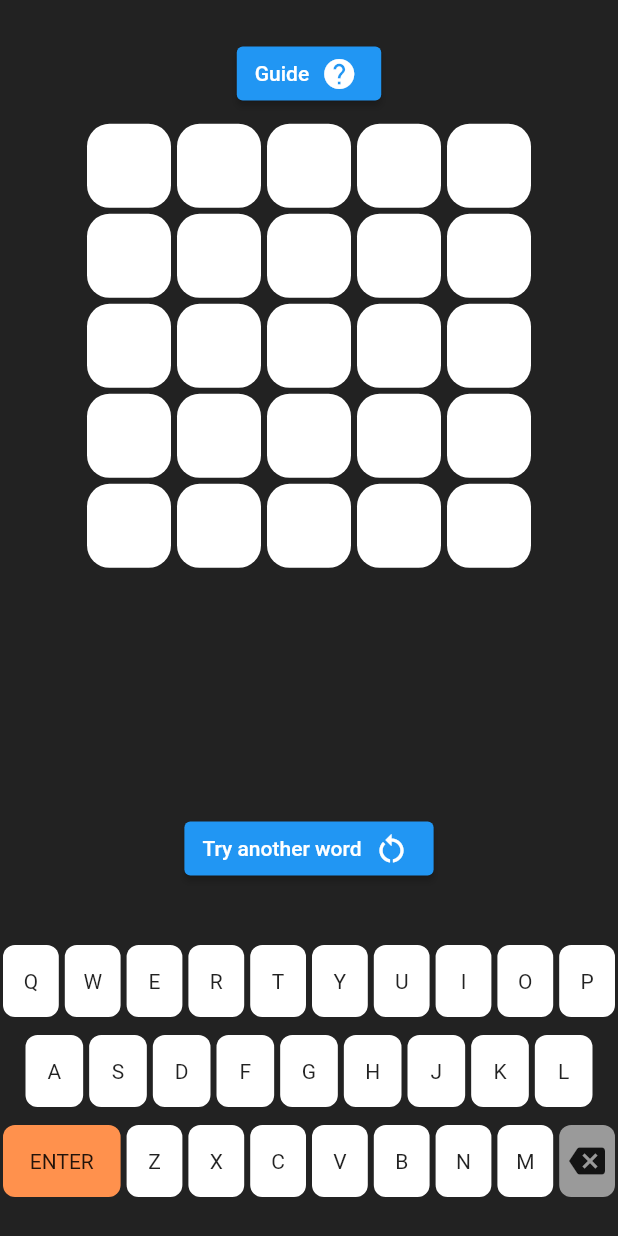
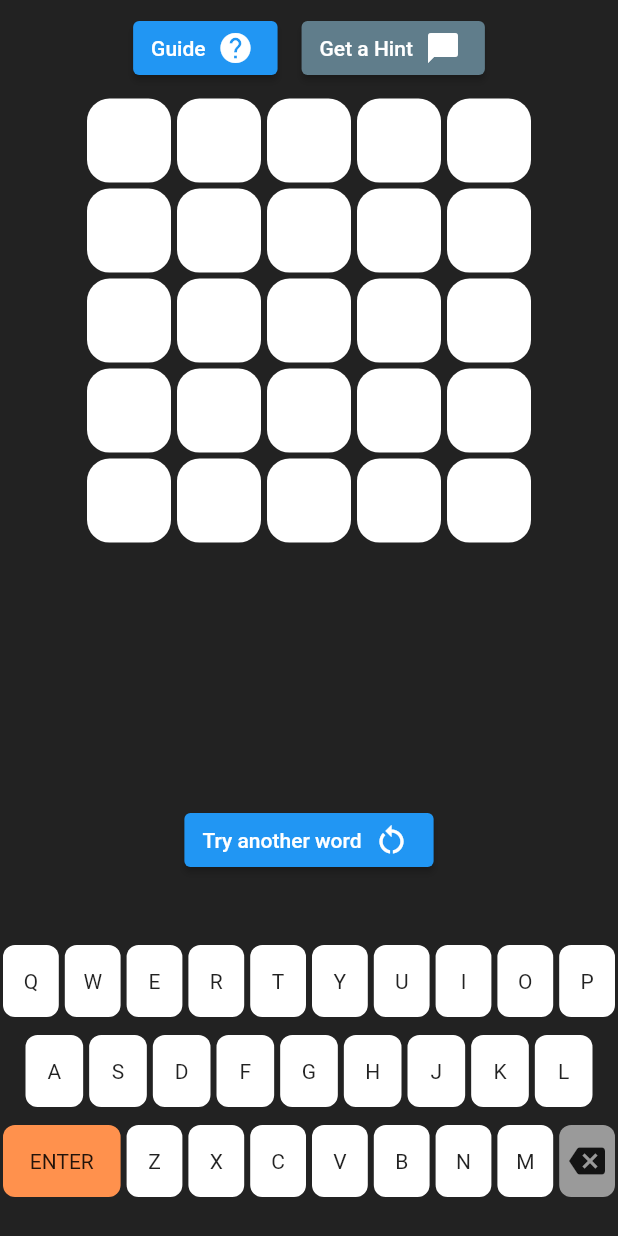
Before and after one commit to Manuiq/wordle-flutter, a Flutter app: the screen it shows after launch, on a phone screen of 412 x 824 dp. Run offline on Flutter 3.47's test engine with Material 2 defaults, Android fonts, the phone set to English and light mode, and no system bars; our stand-ins replace device_info_plus, in_app_review; missing offline and left inert: dart:ffi; project files that could hold a hidden picture were left out.

Commit message:
adding hints and game restart works again

```diff
--- a/lib/main.dart
+++ b/lib/main.dart
@@ -32,8 +32,8 @@ class WordleApp extends StatelessWidget {
   }
 }
 
-SelectedColor getSelectedState(List<String> secret, String input,
-    int position) {
+SelectedColor getSelectedState(
+    List<String> secret, String input, int position) {
   //not enough to compare only current one, if there is several same letters
   // hints are not obvious
   if (secret[position] == input) {
@@ -109,7 +109,11 @@ class _KeyboardDemoState extends State<KeyboardDemo> {
           resizeToAvoidBottomInset: false,
           body: Column(
             children: [
-              const SizedBox(height: 25),
+              SizedBox(height: 8 + MediaQuery.of(context).viewPadding.top),
+              Row(
+                  mainAxisAlignment: MainAxisAlignment.center,
+                  //Center Row contents horizontally,
+                  children: [
                     ElevatedButton.icon(
                       icon: const Text('Guide'),
                       label: const Icon(Icons.help),
@@ -117,13 +121,27 @@ class _KeyboardDemoState extends State<KeyboardDemo> {
                         Navigator.push(
                           context,
                           MaterialPageRoute(
-                        builder: (context) =>
-                            GuideRoute(
+                              builder: (context) => GuideRoute(
                                     isTv: _isTv,
                                   )),
                         );
                       },
                     ),
+                    const SizedBox(width: 16),
+                    ElevatedButton.icon(
+                      style: ElevatedButton.styleFrom(
+                          backgroundColor: Colors.blueGrey),
+                      icon: const Text('Get a Hint'),
+                      label: const Icon(Icons.chat_bubble),
+                      onPressed: () {
+                        int hint = (math.Random()).nextInt(5);
+                        ScaffoldMessenger.of(context).showSnackBar(SnackBar(
+                          content: Text(
+                              "${hint + 1} letter is \"${_secret.characters.characterAt(hint).toUpperCase()}\". Hope it helps!"),
+                        ));
+                      },
+                    ),
+                  ]),
               const Spacer(),
               Flexible(
                   flex: 60,
@@ -183,6 +201,10 @@ class _KeyboardDemoState extends State<KeyboardDemo> {
                 child: Column(
                   children: [
                     const SizedBox(height: 50),
+                    Row(
+                        mainAxisAlignment: MainAxisAlignment.center,
+                        //Center Row contents horizontally,
+                        children: [
                           ElevatedButton.icon(
                             icon: const Text('How to play'),
                             label: const Icon(Icons.help),
@@ -190,13 +212,28 @@ class _KeyboardDemoState extends State<KeyboardDemo> {
                               Navigator.push(
                                 context,
                                 MaterialPageRoute(
-                              builder: (context) =>
-                                  GuideRoute(
+                                    builder: (context) => GuideRoute(
                                           isTv: _isTv,
                                         )),
                               );
                             },
                           ),
+                          const SizedBox(width: 16),
+                          ElevatedButton.icon(
+                            style: ElevatedButton.styleFrom(
+                                backgroundColor: Colors.blueGrey),
+                            icon: const Text('Hint'),
+                            label: const Icon(Icons.chat_bubble),
+                            onPressed: () {
+                              int hint = (math.Random()).nextInt(5);
+                              ScaffoldMessenger.of(context)
+                                  .showSnackBar(SnackBar(
+                                content: Text(
+                                    "${hint + 1} letter is \"${_secret.characters.characterAt(hint).toUpperCase()}\". Hope it helps!"),
+                              ));
+                            },
+                          ),
+                        ]),
                     const IgnorePointer(
                         ignoring: true, child: SizedBox(height: 25)),
                     IgnorePointer(
@@ -269,7 +306,7 @@ class _KeyboardDemoState extends State<KeyboardDemo> {
       //validation failed
       ScaffoldMessenger.of(context).showSnackBar(const SnackBar(
         content: Text(
-            "No such word in dictionary 😔. Each attempt must be a valid 5-letter word in English📝."),
+            "No such word in dictionary 😔. Each attempt must be a valid 5-letter English word📝."),
       ));
     } else {
       setState(() {
@@ -282,7 +319,7 @@ class _KeyboardDemoState extends State<KeyboardDemo> {
         //didn't get the word
         if (_currentAttempt == maxAttempts) {
           //last attempt failed
-          showEndGameDialog(context, _secret);
+          showEndGameDialog(context, _secret, _restartGame);
         } else {
           //game goes on, provide visual clues
           setState(() {
--- a/lib/widgets.dart
+++ b/lib/widgets.dart
@@ -209,7 +209,7 @@ class BackspaceKey extends StatelessWidget {
   }
 }
 
-Future<void> showEndGameDialog(BuildContext context, String properWord) async {
+Future<void> showEndGameDialog(BuildContext context, String properWord, void Function() restartGame) async {
   return showDialog<void>(
     context: context,
     barrierDismissible: false, // user must tap button!
@@ -229,7 +229,7 @@ Future<void> showEndGameDialog(BuildContext context, String properWord) async {
           TextButton(
             child: const Text('YES'),
             onPressed: () {
-              Navigator.of(context).pop();
+              restartGame();
             },
             ),
             TextButton(
```
Lines whose indentation alone changed are shown as unchanged.
